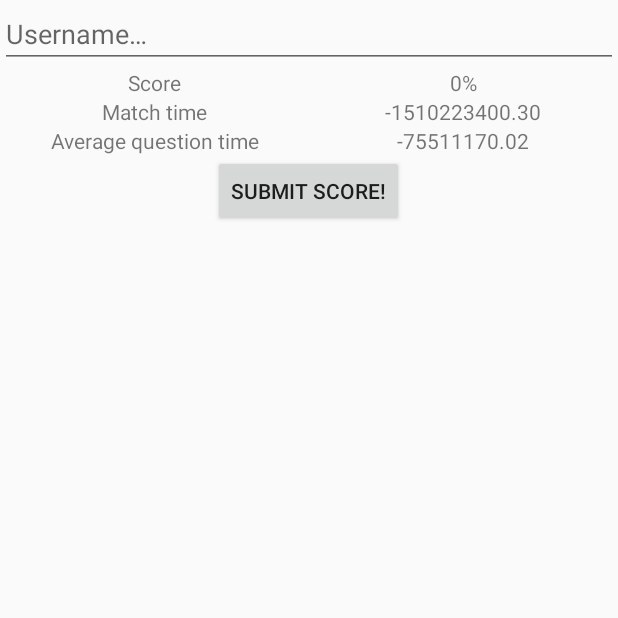
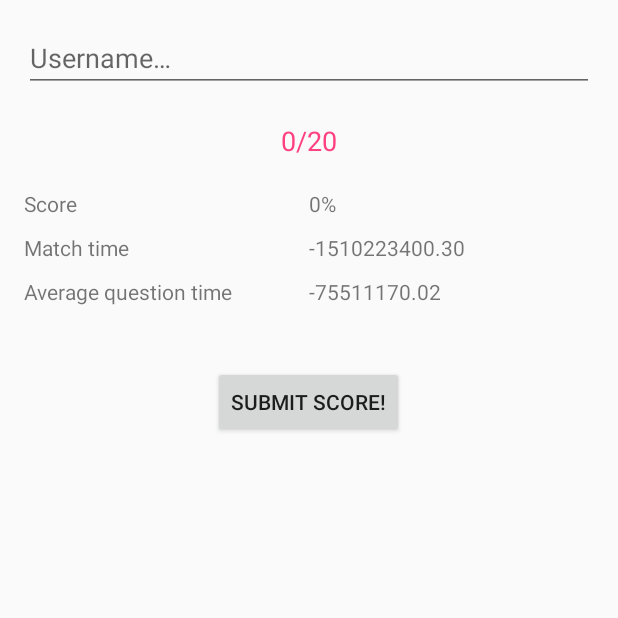
Before and after one commit to RyanHurst/GlobalMagnitude, an Android app: the fragment SubmitScoreFragment placed in its activity, on a phone screen of 412 x 824 dp, the top half of it. Run offline under Robolectric (Android 15) with nearby library versions, the phone set to English and light mode, and no system bars; our stand-ins replace data binding; 6 statements that could not run were skipped.

Commit message:
updated submit score screen

```diff
--- a/app/src/main/java/ryanhurst/globalmagnitude/GmHelper.java
+++ b/app/src/main/java/ryanhurst/globalmagnitude/GmHelper.java
@@ -1,6 +1,8 @@
 package ryanhurst.globalmagnitude;
 
 import java.util.Locale;
+
+import ryanhurst.globalmagnitude.models.TriviaGame;
 
 /**
  * Created by Ryan on 11/8/2017.
@@ -23,4 +25,17 @@ public class GmHelper {
         return String.format(Locale.US, "%.2f", elapsedSeconds);
     }
 
+    public static int getNumberCorrect(TriviaGame triviaGame) {
+        int numberCorrect = 0;
+
+        for(TriviaGame.Round r : triviaGame.rounds) {
+            int userAnswer = r.answers.get(r.userAnswerIndex);
+            if(r.factor1 * r.factor2 == userAnswer) {
+                numberCorrect++;
+            }
+        }
+
+        return numberCorrect;
+    }
+
 }
--- a/app/src/main/java/ryanhurst/globalmagnitude/viewmodels/TriviaViewModel.java
+++ b/app/src/main/java/ryanhurst/globalmagnitude/viewmodels/TriviaViewModel.java
@@ -46,15 +46,15 @@ public class TriviaViewModel extends BaseObservableViewModel {
     }
 
     @Bindable
+    public String getNumberCorrect() {
+        int numberCorrect = GmHelper.getNumberCorrect(triviaGameModel);
+
+        return numberCorrect + "/" + TriviaGame.NUMBER_OF_ROUNDS;
+    }
+
+    @Bindable
     public String getScore() {
-        int numberCorrect = 0;
-
-        for(TriviaGame.Round r : triviaGameModel.rounds) {
-            int userAnswer = r.answers.get(r.userAnswerIndex);
-            if(r.factor1 * r.factor2 == userAnswer) {
-                numberCorrect++;
-            }
-        }
+        int numberCorrect = GmHelper.getNumberCorrect(triviaGameModel);
 
         int percent = (numberCorrect * 100) / TriviaGame.NUMBER_OF_ROUNDS;
         return percent + "%";
--- a/app/src/main/res/layout/fragment_submit_score.xml
+++ b/app/src/main/res/layout/fragment_submit_score.xml
@@ -12,39 +12,54 @@
 
     <FrameLayout
         android:layout_width="match_parent"
+        android:layout_height="match_parent"
+        android:layout_margin="16dp"
+        tools:context="ryanhurst.globalmagnitude.SubmitScoreFragment">
+
+        <ScrollView
+            android:layout_width="match_parent"
             android:layout_height="match_parent">
 
             <LinearLayout
                 android:layout_width="match_parent"
-            android:layout_height="match_parent"
+                android:layout_height="wrap_content"
                 android:gravity="center_horizontal"
-            android:orientation="vertical"
-            tools:context="ryanhurst.globalmagnitude.SubmitScoreFragment">
+                android:orientation="vertical">
 
                 <EditText
                     android:id="@+id/username_edit_text"
                     android:layout_width="match_parent"
                     android:layout_height="wrap_content"
+                    android:enabled="@{!vm.loading}"
                     android:hint="@string/username_hint"
-                android:enabled="@{!vm.loading}"
+                    android:textColor="@color/colorPrimary"
+                    android:maxLength="30"
                     android:text="@={vm.username}"/>
+
+                <TextView
+                    android:layout_width="wrap_content"
+                    android:layout_height="wrap_content"
+                    android:layout_margin="20dp"
+                    android:text="@{vm.numberCorrect}"
+                    android:textColor="@color/colorAccent"
+                    android:textSize="18sp"
+                    tools:text="18/20"/>
 
                 <LinearLayout
                     android:layout_width="match_parent"
-                android:layout_height="wrap_content">
+                    android:layout_height="wrap_content"
+                    android:layout_marginBottom="10dp">
 
                     <TextView
                         android:layout_width="0dp"
                         android:layout_height="wrap_content"
                         android:layout_weight="1"
-                    android:gravity="center_horizontal"
                         android:text="@string/score"/>
 
                     <TextView
                         android:layout_width="0dp"
                         android:layout_height="wrap_content"
                         android:layout_weight="1"
-                    android:gravity="center_horizontal"
                         android:text="@{vm.score}"
                         tools:text="87%"
                         />
@@ -53,20 +68,19 @@
 
                 <LinearLayout
                     android:layout_width="match_parent"
-                android:layout_height="wrap_content">
+                    android:layout_height="wrap_content"
+                    android:layout_marginBottom="10dp">
 
                     <TextView
                         android:layout_width="0dp"
                         android:layout_height="wrap_content"
                         android:layout_weight="1"
-                    android:gravity="center_horizontal"
                         android:text="@string/match_time"/>
 
                     <TextView
                         android:layout_width="0dp"
                         android:layout_height="wrap_content"
                         android:layout_weight="1"
-                    android:gravity="center_horizontal"
                         android:text="@{vm.matchTime}"
                         tools:text="133.25"
                         />
@@ -75,20 +89,19 @@
 
                 <LinearLayout
                     android:layout_width="match_parent"
-                android:layout_height="wrap_content">
+                    android:layout_height="wrap_content"
+                    android:layout_marginBottom="40dp">
 
                     <TextView
                         android:layout_width="0dp"
                         android:layout_height="wrap_content"
                         android:layout_weight="1"
-                    android:gravity="center_horizontal"
                         android:text="@string/average_question_time"/>
 
                     <TextView
                         android:layout_width="0dp"
                         android:layout_height="wrap_content"
                         android:layout_weight="1"
-                    android:gravity="center_horizontal"
                         android:text="@{vm.averageQuestionTime}"
                         tools:text="13.25"
                         />
@@ -100,11 +113,12 @@
                     android:id="@+id/submit_button"
                     android:layout_width="wrap_content"
                     android:layout_height="wrap_content"
+                    android:enabled="@{!vm.loading}"
                     android:text="@string/submit"
-                android:enabled="@{!vm.loading}"
                     />
 
             </LinearLayout>
+        </ScrollView>
 
         <ProgressBar
             android:layout_width="wrap_content"
```
Lines whose indentation alone changed are shown as unchanged.
